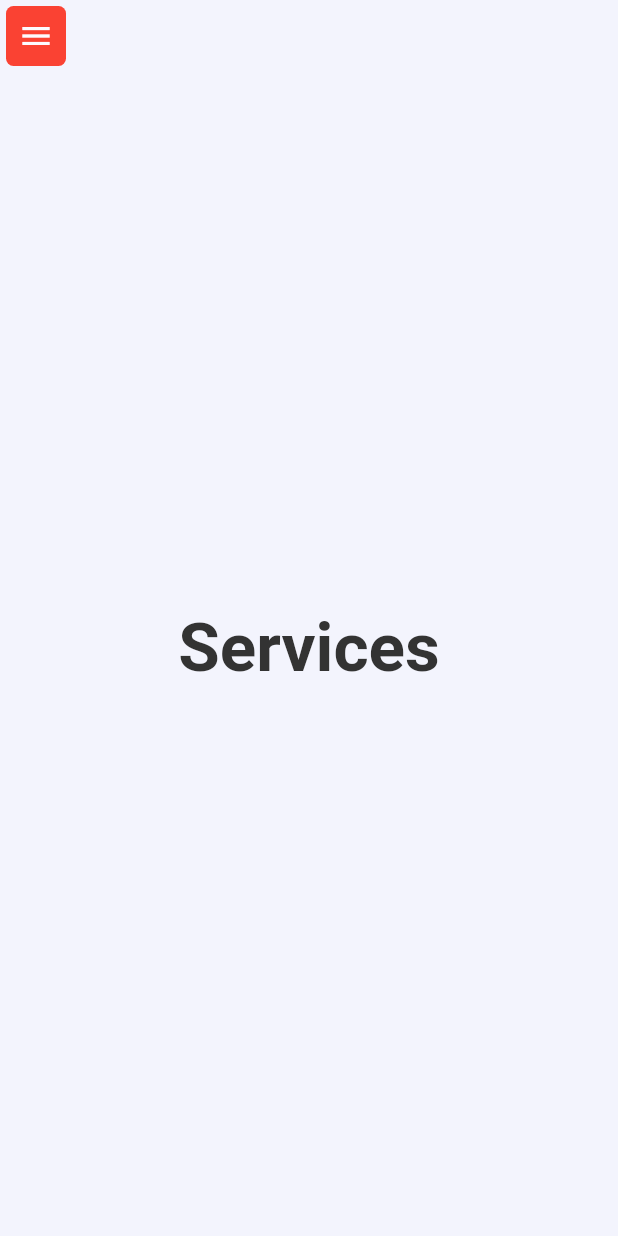
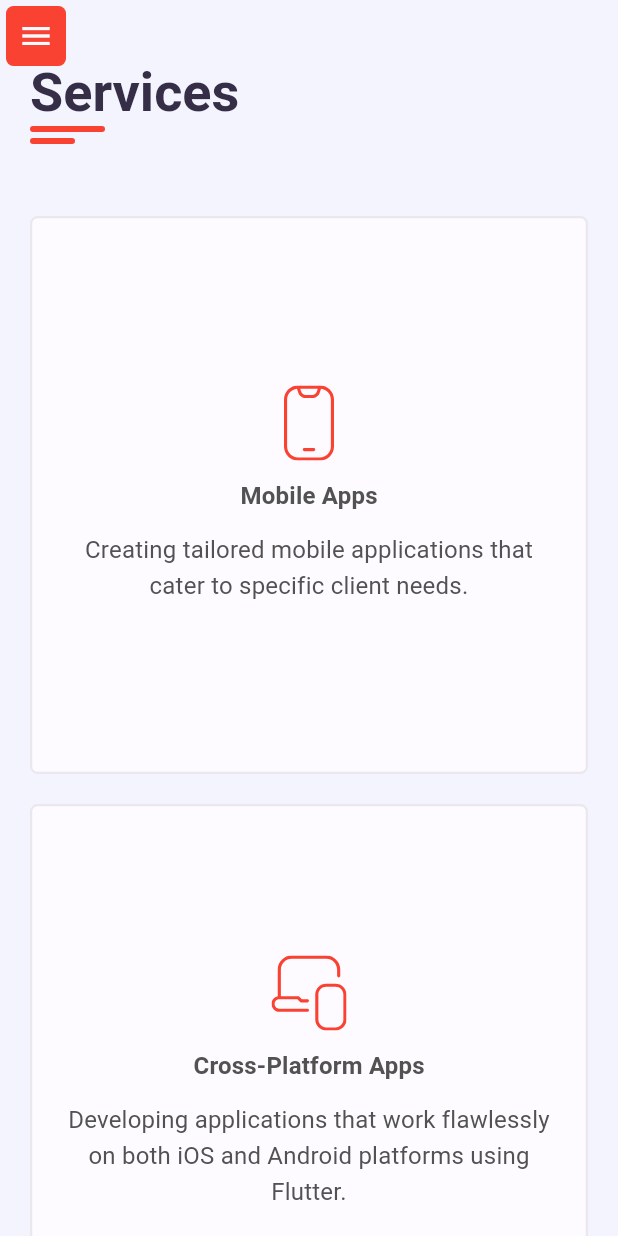
Before and after one commit to dev-ravan/my-folio, a Flutter app: the ServicesPage screen opened by its route, on a phone screen of 412 x 824 dp. Run offline on Flutter 3.47's test engine with Material 3 defaults, Android fonts, the phone set to English and light mode, and no system bars; our stand-ins replace equatable, flutter_bloc, flutter_svg, go_router, google_fonts, percent_indicator.

Commit message:
Services base details added

```diff
--- a/lib/App/app.dart
+++ b/lib/App/app.dart
@@ -14,7 +14,7 @@ class MainApp extends StatelessWidget {
       child: MaterialApp.router(
         debugShowCheckedModeBanner: false,
         theme: lightMode,
-        // darkTheme: darkMode,
+        darkTheme: darkMode,
         routerConfig: goRouter,
       ),
     );
--- a/lib/Features/Services/data/services_details.dart
+++ b/lib/Features/Services/data/services_details.dart
@@ -2,6 +2,7 @@ import 'package:my_folio/Features/Services/data/model/service_mod.dart';
 import 'package:my_folio/Utils/exports.dart';
 
 class ServiceDetails {
+  static String title = "Services";
   static List<ServicesModel> services = [
     _mobileApps,
     _crossApps,
@@ -15,30 +16,29 @@ class ServiceDetails {
 final _mobileApps = ServicesModel(
     title: "Mobile Apps",
     desc:
-        "Creating tailored mobile applications that cater to specific client needs. This involves understanding the client's requirements, designing user-friendly interfaces, and developing robust functionalities to deliver a seamless user experience.",
+        "Creating tailored mobile applications that cater to specific client needs.",
     logo: MyIcons.mobileApp);
 final _crossApps = ServicesModel(
     title: "Cross-Platform Apps",
     desc:
-        "Developing applications that work flawlessly on both iOS and Android platforms using Flutter. This ensures a consistent user experience across different devices and operating systems, reducing development time and cost.",
+        "Developing applications that work flawlessly on both iOS and Android platforms using Flutter. ",
     logo: MyIcons.crossApp);
 final _apiIntegration = ServicesModel(
     title: "API Integration",
     desc:
-        "Connecting mobile and web applications to various third-party services through APIs. This allows apps to access and use external data and functionalities, such as weather information, payment processing, social media integration, and more.",
+        "Connecting mobile and web applications to various third-party services through APIs. ",
     logo: MyIcons.api);
 final _uiDesign = ServicesModel(
     title: "UI Design",
     desc:
-        "Designing intuitive and engaging user interfaces that enhance the overall user experience. This includes creating visually appealing layouts, interactive elements, and ensuring that the app is easy to navigate.",
+        "Designing intuitive and engaging user interfaces that enhance the overall user experience. ",
     logo: MyIcons.uiDesign);
 final _webApp = ServicesModel(
     title: "Web App Development",
-    desc:
-        "Building web applications that offer a native app-like experience. PWAs are reliable, fast, and engaging, providing offline capabilities, push notifications, and smooth performance across various devices and browsers.",
+    desc: "Building web applications that offer a native app-like experience.",
     logo: MyIcons.webApp);
 final _website = ServicesModel(
     title: "Website Development",
     desc:
-        "Developing professional and attractive websites for businesses. This involves designing and building a site that effectively showcases the company’s services, products, and brand identity, with a focus on usability and accessibility.",
+        "Developing professional and attractive websites for businesses and e-commerce websites. ",
     logo: MyIcons.website);
--- /dev/null
+++ b/lib/Features/Services/presentation/componentt/service_widget.dart
@@ -0,0 +1,50 @@
+// ignore_for_file: deprecated_member_use
+
+import 'package:my_folio/Features/Services/data/model/service_mod.dart';
+import 'package:my_folio/Utils/exports.dart';
+
+class ServiceWidget extends StatelessWidget {
+  final ServicesModel serviceDetail;
+  const ServiceWidget({super.key, required this.serviceDetail});
+
+  @override
+  Widget build(BuildContext context) {
+    final theme = Theme.of(context).colorScheme;
+    final textTheme = Theme.of(context).textTheme;
+    final size = MediaQuery.of(context).size;
+
+    return Container(
+      padding: const EdgeInsets.all(20),
+      decoration: BoxDecoration(
+        border: Border.all(color: theme.outline.withOpacity(0.2), width: 1.5),
+        borderRadius: BorderRadius.circular(5),
+        color: theme.secondary,
+      ),
+      child: Column(
+        mainAxisAlignment: MainAxisAlignment.center,
+        crossAxisAlignment: CrossAxisAlignment.center,
+        children: [
+          SvgPicture.asset(
+            serviceDetail.logo,
+            height: 50,
+            width: 50,
+            color: theme.primary,
+          ),
+          gap12,
+          Text(
+            serviceDetail.title,
+            style: textTheme.titleMedium,
+          ),
+          gap12,
+          Text(
+            serviceDetail.desc,
+            textAlign: TextAlign.center,
+            style: textTheme.titleMedium!.copyWith(
+              fontWeight: FontWeight.normal,
+            ),
+          ),
+        ],
+      ),
+    );
+  }
+}
--- a/lib/Features/Services/presentation/pages/services.dart
+++ b/lib/Features/Services/presentation/pages/services.dart
@@ -1,3 +1,6 @@
+import 'package:my_folio/Features/About/Presentation/components/title_widget.dart';
+import 'package:my_folio/Features/Services/data/services_details.dart';
+import 'package:my_folio/Features/Services/presentation/componentt/service_widget.dart';
 import 'package:my_folio/Utils/exports.dart';
 
 class ServicesPage extends StatelessWidget {
@@ -5,12 +8,35 @@ class ServicesPage extends StatelessWidget {
 
   @override
   Widget build(BuildContext context) {
+    // Responsive
+    final bool isMobile = Responsive.isMobile(context);
+    final bool isTablet = Responsive.isTablet(context);
     return Scaffold(
-      body: Center(
-          child: Text(
-        "Services",
-        style: Theme.of(context).textTheme.displayMedium,
-      )),
-    );
+        body: SingleChildScrollView(
+      child: Column(
+        crossAxisAlignment: CrossAxisAlignment.start,
+        children: [
+          TitleWidget(title: ServiceDetails.title),
+          gap48,
+          GridView.builder(
+            shrinkWrap: true,
+            itemCount: ServiceDetails.services.length,
+            gridDelegate: SliverGridDelegateWithFixedCrossAxisCount(
+                mainAxisSpacing: 20,
+                crossAxisSpacing: 20,
+                crossAxisCount: isTablet
+                    ? 2
+                    : isMobile
+                        ? 1
+                        : 3),
+            itemBuilder: (context, index) {
+              final service = ServiceDetails.services[index];
+              return ServiceWidget(serviceDetail: service);
+            },
+          ),
+          gap24
+        ],
+      ),
+    ));
   }
 }
```
